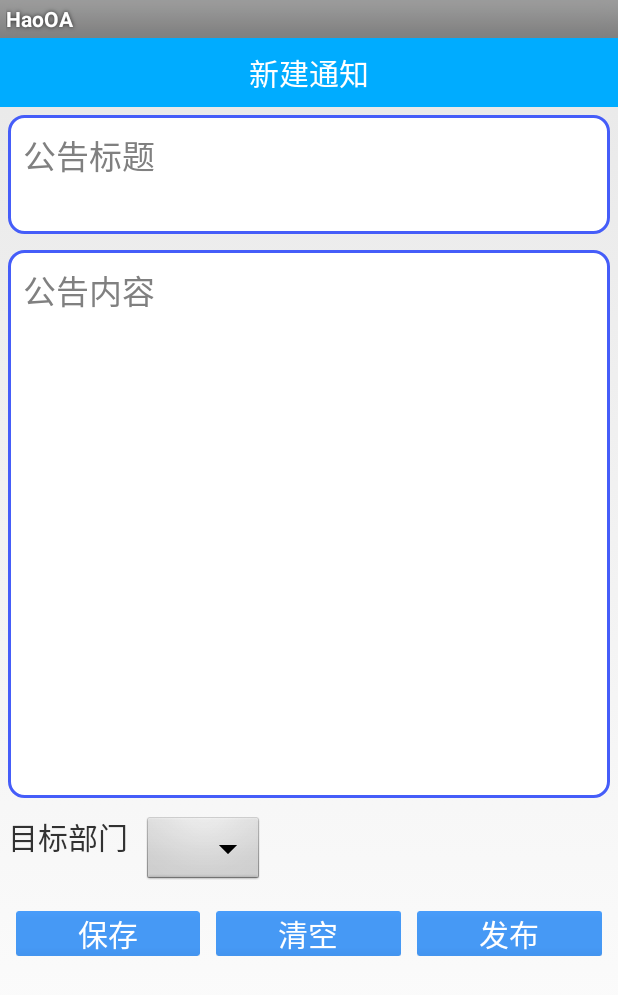
After one commit to a5778874/HaoOA, an Android app: the AddNotifyActivity screen opened directly, with no data from a screen before it, on a phone screen of 412 x 824 dp. The commit adds this screen. Shown: the top 995 px of the screen. Run offline under Robolectric (Android 15) with nearby library versions, the phone set to English and light mode, and no system bars; libraries missing offline, so code that uses them is left out: cn.bmob.v3.

Commit message:
添加通知

```diff
--- a/app/src/main/AndroidManifest.xml
+++ b/app/src/main/AndroidManifest.xml
@@ -64,6 +64,8 @@
 
         <activity android:name=".activity.notify.ShowNotifyActivity" />
 
+        <activity android:name=".activity.notify.AddNotifyActivity" />
+
         <activity android:name=".activity.UserInfoActivity" />
 
 
--- a/app/src/main/java/zzh/com/haooa/activity/MainActivity.java
+++ b/app/src/main/java/zzh/com/haooa/activity/MainActivity.java
@@ -141,6 +141,7 @@ public class MainActivity extends FragmentActivity {
                     userInfoBean.setHxUsername(myUser.getHxUsername());
                     userInfoBean.setDepartmentID(myUser.getDepartmentID());
                     userInfoBean.setSex(myUser.getSex());
+                    userInfoBean.setRole(myUser.getRole());
                     userInfoBean.setNick(myUser.getNick());
                     userInfoBean.setAddress(myUser.getAddress());
                     userInfoBean.setPhone(myUser.getPhone());
--- a/app/src/main/java/zzh/com/haooa/activity/newsActivity/AddNewsActivity.java
+++ b/app/src/main/java/zzh/com/haooa/activity/newsActivity/AddNewsActivity.java
@@ -45,6 +45,7 @@ public class AddNewsActivity extends Activity implements View.OnClickListener {
     }
 
     private void initData() {
+        //判断是新建还是编辑状态
         Intent it = getIntent();
         editStatus = it.getIntExtra("NewsStatus", STATUS_ADD_NEWS);
         if (editStatus == STATUS_EDIT_NEWS) {
--- a/app/src/main/java/zzh/com/haooa/activity/newsActivity/NewsActivity.java
+++ b/app/src/main/java/zzh/com/haooa/activity/newsActivity/NewsActivity.java
@@ -154,7 +154,7 @@ public class NewsActivity extends Activity {
                 Intent it = new Intent(NewsActivity.this, AddNewsActivity.class);
                 it.putExtra("NewsStatus", AddNewsActivity.STATUS_ADD_NEWS);
                 //跳转到新建新闻页面
-                startActivity(new Intent(NewsActivity.this, AddNewsActivity.class));
+                startActivity(it);
             }
         });
         newsTitleBar.setLeftLayoutClickListener(new View.OnClickListener() {
--- /dev/null
+++ b/app/src/main/java/zzh/com/haooa/activity/notify/AddNotifyActivity.java
@@ -0,0 +1,168 @@
+package zzh.com.haooa.activity.notify;
+
+
+import android.app.Activity;
+import android.content.Intent;
+import android.os.Bundle;
+import android.os.PersistableBundle;
+import android.support.annotation.Nullable;
+import android.text.TextUtils;
+import android.util.Log;
+import android.view.View;
+import android.widget.Button;
+import android.widget.EditText;
+
+import com.hyphenate.chat.EMClient;
+
+import cn.bmob.v3.exception.BmobException;
+import cn.bmob.v3.listener.SaveListener;
+import cn.bmob.v3.listener.UpdateListener;
+import zzh.com.haooa.R;
+import zzh.com.haooa.Utils.ThreadPoolUtils;
+import zzh.com.haooa.Utils.ToastUtils;
+import zzh.com.haooa.activity.newsActivity.AddNewsActivity;
+import zzh.com.haooa.bmob.bean.Notify;
+import zzh.com.haooa.bmob.bean.news;
+
+/**
+ * Created by Administrator on 2018/4/9.
+ */
+
+public class AddNotifyActivity extends Activity implements View.OnClickListener {
+    private EditText et_notify_title, et_notify_text;
+    private Button bt_save_notify, bt_public_notify, bt_clear_notify;
+    private boolean isEdit = true;
+
+    public static final int STATUS_EDIT_NOTIFY = 300;  //编辑状态
+    public static final int STATUS_ADD_NOTIFY = 301;   //新建状态
+    private int editStatus = STATUS_ADD_NOTIFY;//编辑新闻的状态，新建状态还是编辑状态。
+
+    private Notify NotifyDetails;//传递过来的新闻信息
+
+    @Override
+    protected void onCreate(@Nullable Bundle savedInstanceState) {
+        super.onCreate(savedInstanceState);
+        setContentView(R.layout.activity_addnotify);
+        initView();
+        initData();
+    }
+
+    private void initData() {
+        //判断是新建还是编辑状态
+        Intent it = getIntent();
+        editStatus = it.getIntExtra("NotifyStatus", STATUS_ADD_NOTIFY);
+        if (editStatus == STATUS_EDIT_NOTIFY) {
+            NotifyDetails = (Notify) it.getSerializableExtra("NotifyDetails");
+            et_notify_title.setText(NotifyDetails.getNotify_title());
+            et_notify_text.setText(NotifyDetails.getNotify_text());
+            Log.d("TAG", "addNotifyActivity obj ID: " + NotifyDetails.getObjectId());
+        } else {
+
+        }
+    }
+
+    private void initView() {
+        et_notify_title = findViewById(R.id.et_addnotifytitle);
+        et_notify_text = findViewById(R.id.et_addnotifytext);
+        bt_save_notify = findViewById(R.id.bt_save_notify);
+        bt_public_notify = findViewById(R.id.bt_clear_notify);
+        bt_clear_notify = findViewById(R.id.bt_publishnotify);
+    }
+
+    @Override
+    public void onClick(View v) {
+        switch (v.getId()) {
+            case R.id.bt_save_notify:
+                isEdit = !isEdit;
+                changeEditable(isEdit);
+                break;
+            case R.id.bt_clear_notify:
+                clearEdittext();
+                break;
+            case R.id.bt_publishnotify:
+                publicNotify();
+                break;
+        }
+    }
+
+    //发布公告
+    private void publicNotify() {
+        final String title = et_notify_title.getText().toString();
+        final String text = et_notify_text.getText().toString();
+
+        if (TextUtils.isEmpty(title) || TextUtils.isEmpty(text)) {
+            ToastUtils.showToast(AddNotifyActivity.this, "内容不能为空");
+        } else {
+            //编辑新闻的逻辑
+            if (editStatus == STATUS_EDIT_NOTIFY) {
+                ThreadPoolUtils.getInstance().getGlobalThreadPool().execute(new Runnable() {
+                    @Override
+                    public void run() {
+                        String author = EMClient.getInstance().getCurrentUser();
+                        //向Bmob服务器发布新闻
+                        Notify notify = new Notify();
+                        notify.setNotify_title(title);
+                        notify.setNotify_text(text);
+                        notify.update(NotifyDetails.getObjectId(), new UpdateListener() {
+                            @Override
+                            public void done(BmobException e) {
+                                if (e == null) {
+                                    ToastUtils.showToast(AddNotifyActivity.this, "发布成功");
+                                    AddNotifyActivity.this.finish();
+                                } else {
+                                    ToastUtils.showToast(AddNotifyActivity.this, "发布失败");
+                                }
+                            }
+                        });
+
+                    }
+                });
+
+            }
+            //新建新闻的逻辑
+            else {
+                ThreadPoolUtils.getInstance().getGlobalThreadPool().execute(new Runnable() {
+                    @Override
+                    public void run() {
+                        String author = EMClient.getInstance().getCurrentUser();
+                        //向Bmob服务器发布新闻
+                        news myNews = new news();
+                        myNews.setNews_title(title);
+                        myNews.setNews_text(text);
+                        myNews.setAuthor(author);
+                        myNews.save(new SaveListener<String>() {
+                            @Override
+                            public void done(String objectId, BmobException e) {
+                                if (e == null) {
+                                    ToastUtils.showToast(AddNotifyActivity.this, "发布成功");
+                                    AddNotifyActivity.this.finish();
+                                } else {
+                                    ToastUtils.showToast(AddNotifyActivity.this, "发布失败");
+                                }
+                            }
+                        });
+
+                    }
+                });
+            }
+        }
+
+    }
+
+    //设置编辑框设否可编辑
+    private void changeEditable(boolean isEdit) {
+        et_notify_title.setEnabled(isEdit);
+        et_notify_text.setEnabled(isEdit);
+        if (isEdit) {
+            bt_save_notify.setText("保存");
+        } else {
+            bt_save_notify.setText("编辑");
+        }
+    }
+
+    //清空输入框
+    private void clearEdittext() {
+        et_notify_title.setText("");
+        et_notify_text.setText("");
+    }
+}
--- a/app/src/main/java/zzh/com/haooa/activity/notify/ShowNotifyActivity.java
+++ b/app/src/main/java/zzh/com/haooa/activity/notify/ShowNotifyActivity.java
@@ -6,6 +6,7 @@ import android.os.Bundle;
 import android.support.annotation.Nullable;
 import android.util.Log;
 import android.view.View;
+import android.widget.ImageView;
 import android.widget.RelativeLayout;
 import android.widget.TextView;
 
@@ -26,6 +27,7 @@ public class ShowNotifyActivity extends Activity {
     private TextView notify_title, notify_text, notify_time, notify_department;
     private EaseTitleBar easeTitleBar;
     private RelativeLayout rl_notifydetails_edit;
+    private ImageView iv_notifydetails_delete,iv_notifydetails_edit;
     private Notify notifyDetails;
 
     @Override
--- /dev/null
+++ b/app/src/main/res/layout/activity_addnotify.xml
@@ -0,0 +1,113 @@
+<?xml version="1.0" encoding="utf-8"?>
+<LinearLayout xmlns:android="http://schemas.android.com/apk/res/android"
+    xmlns:app="http://schemas.android.com/apk/res-auto"
+    android:layout_width="match_parent"
+    android:layout_height="match_parent"
+    android:orientation="vertical">
+
+    <com.hyphenate.easeui.widget.EaseTitleBar
+        android:layout_width="match_parent"
+        android:layout_height="wrap_content"
+        android:scrollbars="vertical"
+        app:titleBarTitle="新建通知" />
+
+    <ScrollView
+        android:layout_width="match_parent"
+        android:layout_height="match_parent">
+
+        <LinearLayout
+            android:layout_width="match_parent"
+            android:layout_height="match_parent"
+            android:orientation="vertical">
+
+            <EditText
+                android:id="@+id/et_addnotifytitle"
+                android:layout_width="match_parent"
+                android:layout_height="wrap_content"
+                android:layout_margin="5dp"
+                android:background="@drawable/textarea_shap"
+                android:enabled="true"
+                android:gravity="top"
+                android:hint="公告标题"
+                android:maxLines="3"
+                android:minLines="2"
+                android:textSize="22sp" />
+
+            <EditText
+                android:id="@+id/et_addnotifytext"
+                android:layout_width="match_parent"
+                android:layout_height="wrap_content"
+                android:layout_margin="5dp"
+                android:background="@drawable/textarea_shap"
+                android:enabled="true"
+                android:gravity="top"
+                android:hint="公告内容"
+                android:maxLines="15"
+                android:minLines="13"
+                android:scrollbars="vertical"
+                android:textSize="22sp" />
+
+            <LinearLayout
+                android:layout_width="match_parent"
+                android:layout_height="wrap_content"
+                android:layout_margin="5dp"
+                android:orientation="horizontal">
+
+                <TextView
+                    android:layout_width="wrap_content"
+                    android:layout_height="wrap_content"
+                    android:text="目标部门"
+                    android:textSize="20sp" />
+
+                <Spinner
+                    android:layout_width="wrap_content"
+                    android:layout_height="wrap_content"
+
+
+                    android:layout_marginStart="10dp"></Spinner>
+            </LinearLayout>
+
+            <LinearLayout
+                android:layout_width="match_parent"
+                android:layout_height="wrap_content"
+                android:layout_margin="5dp"
+                android:orientation="horizontal">
+
+                <Button
+                    android:id="@+id/bt_save_notify"
+                    android:layout_width="0dp"
+                    android:layout_height="wrap_content"
+                    android:layout_margin="5dp"
+                    android:layout_weight="1"
+                    android:background="@drawable/btn_login_selector"
+                    android:text="保存"
+                    android:textColor="@android:color/white"
+                    android:textSize="20sp" />
+
+                <Button
+                    android:id="@+id/bt_clear_notify"
+                    android:layout_width="0dp"
+                    android:layout_height="wrap_content"
+                    android:layout_margin="5dp"
+                    android:layout_weight="1"
+                    android:background="@drawable/btn_login_selector"
+                    android:text="清空"
+                    android:textColor="@android:color/white"
+                    android:textSize="20sp" />
+
+                <Button
+                    android:id="@+id/bt_publishnotify"
+                    android:layout_width="0dp"
+                    android:layout_height="wrap_content"
+                    android:layout_margin="5dp"
+                    android:layout_weight="1"
+                    android:background="@drawable/btn_login_selector"
+                    android:text="发布"
+                    android:textColor="@android:color/white"
+                    android:textSize="20sp" />
+            </LinearLayout>
+        </LinearLayout>
+    </ScrollView>
+
+
+</LinearLayout>
```
Also changed, not shown: app/src/main/java/zzh/com/haooa/activity/notify/NotifyActivity.java (+10 -1 lines), 5 other files.
